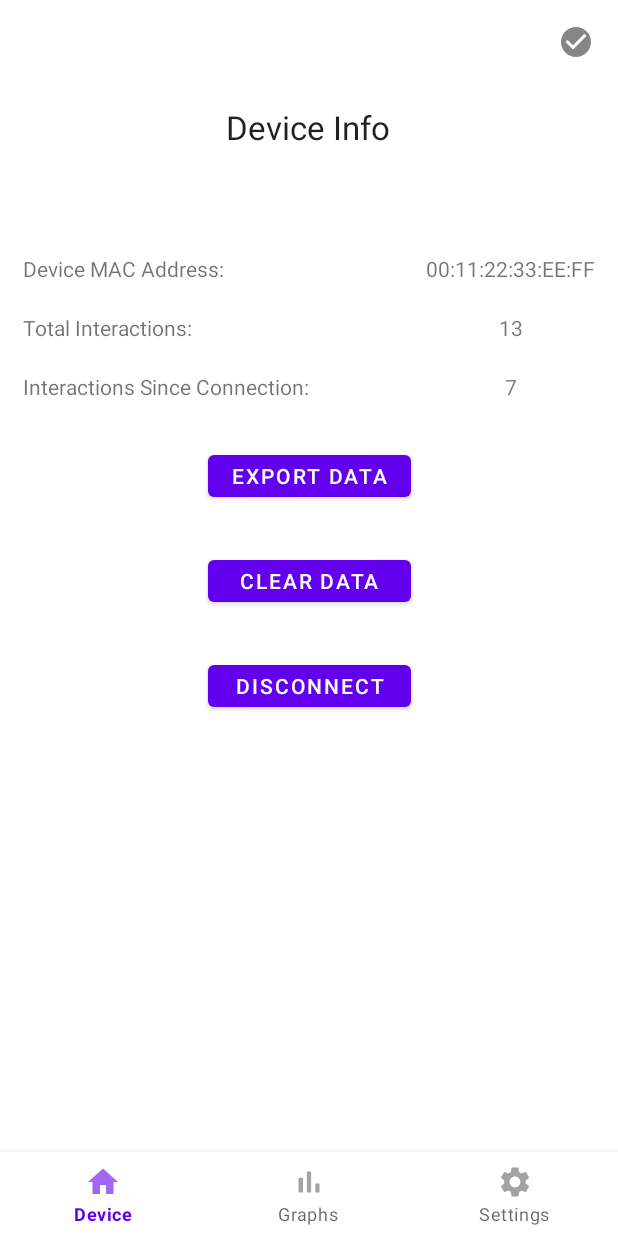
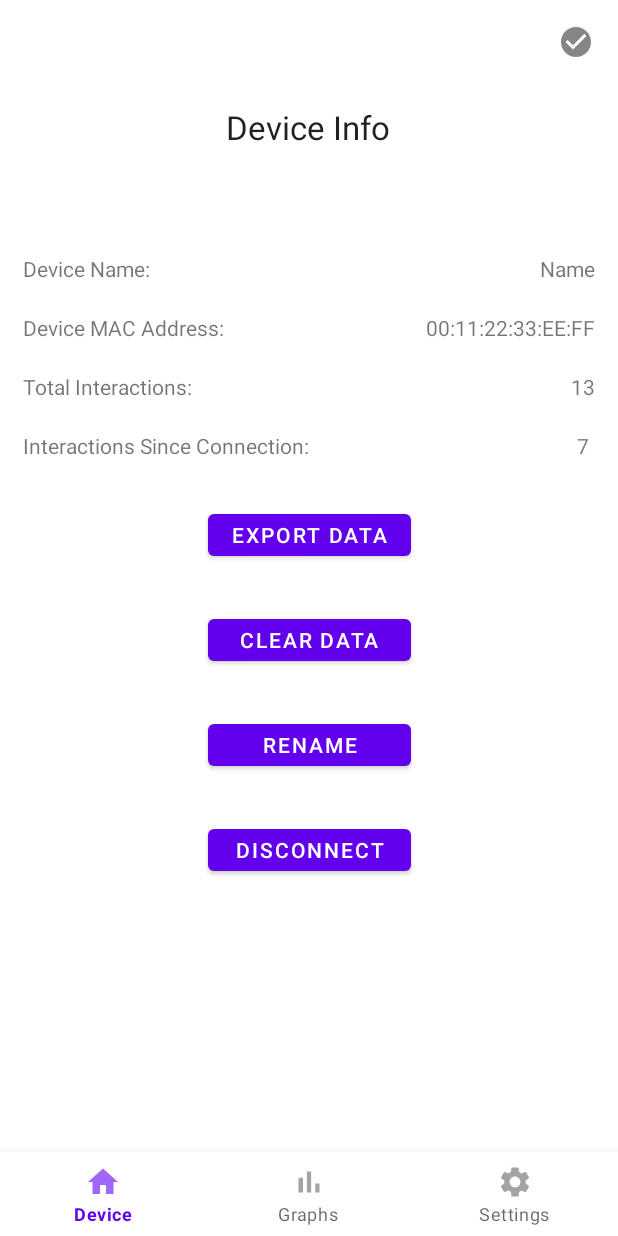
Before and after one commit to RyWilliamson/Keep-Your-Distance, an Android app: the DeviceInfoFragment screen opened through its navigation route, on a phone screen of 412 x 824 dp. Run offline under Robolectric (Android 15) with nearby library versions, the phone set to English and light mode, and no system bars; our stand-ins replace Room's generated code; libraries missing offline, so code that uses them is left out: com.welie.blessed; 7 statements that could not run were skipped.

Commit message:
Added in alias renaming.

```diff
--- a/src/Configurator/app/src/main/java/com/github/rywilliamson/configurator/Database/DAO/DeviceDao.java
+++ b/src/Configurator/app/src/main/java/com/github/rywilliamson/configurator/Database/DAO/DeviceDao.java
@@ -27,6 +27,9 @@ public interface DeviceDao {
     @Insert
     void insertDevice( Device device );
 
+    @Query( "UPDATE device SET alias = :alias WHERE mac_address=:id" )
+    void updateAlias( String id, String alias );
+
     @Update(onConflict = OnConflictStrategy.REPLACE )
     void updateDevice( Device device );
 
--- a/src/Configurator/app/src/main/java/com/github/rywilliamson/configurator/Database/DatabaseViewModel.java
+++ b/src/Configurator/app/src/main/java/com/github/rywilliamson/configurator/Database/DatabaseViewModel.java
@@ -101,6 +101,10 @@ public class DatabaseViewModel extends AndroidViewModel {
         mDeviceRepository.insertScanned( device );
     }
 
+    public void updateAlias( String id, String alias ) {
+        mDeviceRepository.updateAlias( id, alias );
+    }
+
     // Writes for Insert
     public void insert( Interaction interaction ) {
         mInteractionRepository.insert( interaction );
--- a/src/Configurator/app/src/main/java/com/github/rywilliamson/configurator/Database/Repository/DeviceRepository.java
+++ b/src/Configurator/app/src/main/java/com/github/rywilliamson/configurator/Database/Repository/DeviceRepository.java
@@ -45,6 +45,12 @@ public class DeviceRepository {
         } );
     }
 
+    public void updateAlias( String id, String alias ) {
+        RSSIDatabase.databaseWriteExecutor.execute( () -> {
+            mDeviceDao.updateAlias( id, alias );
+        } );
+    }
+
     public void insertScanned( Device device ) {
         RSSIDatabase.databaseWriteExecutor.execute( () -> {
             Device qDevice = mDeviceDao.getDeviceByID( device.macAddress );
--- a/src/Configurator/app/src/main/java/com/github/rywilliamson/configurator/Fragments/DeviceConnectFragment.java
+++ b/src/Configurator/app/src/main/java/com/github/rywilliamson/configurator/Fragments/DeviceConnectFragment.java
@@ -17,6 +17,8 @@ import androidx.fragment.app.Fragment;
 import androidx.navigation.Navigation;
 
 import com.github.rywilliamson.configurator.Database.DatabaseViewModel;
+import com.github.rywilliamson.configurator.Database.Entity.Device;
+import com.github.rywilliamson.configurator.Database.RSSIDatabase;
 import com.github.rywilliamson.configurator.Interfaces.IBackendContainer;
 import com.github.rywilliamson.configurator.Interfaces.IBluetoothImplementer;
 import com.github.rywilliamson.configurator.R;
@@ -34,8 +36,8 @@ public class DeviceConnectFragment extends Fragment implements IBluetoothImpleme
 
     private TextView prevMac;
     private Spinner macSpinner;
-    private ArrayAdapter<String> macAdapter;
-    private List<String> macList;
+    private ArrayAdapter<Device> macAdapter;
+    private List<Device> macList;
     private IBackendContainer container;
     private BluetoothHandler bt;
     private DatabaseViewModel db;
@@ -70,7 +72,12 @@ public class DeviceConnectFragment extends Fragment implements IBluetoothImpleme
         macSpinner.setAdapter( macAdapter );
 
         prevMac = view.findViewById( R.id.tvDcMacText );
-        prevMac.setText( bt.getPrevMac() );
+        RSSIDatabase.databaseGetExecutor.execute( () -> {
+            Device device = db.getDevice( bt.getPrevMac() );
+            getActivity().runOnUiThread( () -> {
+                prevMac.setText( device.alias );
+            } );
+        } );
 
         view.findViewById( R.id.bDcConnect ).setOnClickListener( this::connectClick );
         view.findViewById( R.id.bDcReconnect ).setOnClickListener( this::reconnectClick );
@@ -79,15 +86,17 @@ public class DeviceConnectFragment extends Fragment implements IBluetoothImpleme
 
     public void connectClick( View view ) {
         if ( macList != null && !macList.isEmpty() ) {
-            container.directConnect( macSpinner.getSelectedItem().toString() );
+            container.directConnect( ((Device)macSpinner.getSelectedItem()).macAddress );
         }
     }
 
     public void reconnectClick( View view ) {
-        String mac = prevMac.getText().toString();
-        if ( !mac.equals( "" ) ) {
-            container.directConnect( mac );
-        }
+        RSSIDatabase.databaseGetExecutor.execute( () -> {
+            if (!prevMac.getText().toString().equals( "" )) {
+                Device device = db.getDevice( bt.getPrevMac() );
+                container.directConnect( device.macAddress );
+            }
+        } );
     }
 
     public void scanClick( View view ) {
@@ -109,7 +118,12 @@ public class DeviceConnectFragment extends Fragment implements IBluetoothImpleme
         @Override
         public void onDiscoveredPeripheral( BluetoothPeripheral peripheral, @NonNull ScanResult scanResult ) {
             Log.d( Keys.CONNECTION_CENTRAL, "Adding item for: " + peripheral.getAddress() );
-            SpinnerUtils.addItem( macList, macAdapter, peripheral.getAddress() );
+            RSSIDatabase.databaseGetExecutor.execute( () -> {
+                Device device = db.getDevice( peripheral.getAddress() );
+                getActivity().runOnUiThread( () -> {
+                    SpinnerUtils.addItem( macList, macAdapter, device );
+                } );
+            } );
         }
 
         @Override
--- a/src/Configurator/app/src/main/res/layout/fragment_device_info.xml
+++ b/src/Configurator/app/src/main/res/layout/fragment_device_info.xml
@@ -34,19 +34,36 @@
         android:id="@+id/tvDiMacLabel"
         android:layout_width="wrap_content"
         android:layout_height="wrap_content"
-        android:layout_marginStart="15dp"
-        android:layout_marginTop="70dp"
+        android:layout_marginTop="20dp"
         android:text="@string/f_di_maclabel"
-        app:layout_constraintStart_toStartOf="parent"
-        app:layout_constraintTop_toBottomOf="@+id/tvDiTitle" />
+        app:layout_constraintStart_toStartOf="@+id/tvDiAliasLabel"
+        app:layout_constraintTop_toBottomOf="@+id/tvDiAliasLabel" />
 
     <TextView
         android:id="@+id/tvDiMacInfo"
         android:layout_width="wrap_content"
         android:layout_height="wrap_content"
+        android:text="@string/f_di_mac_default"
+        app:layout_constraintEnd_toEndOf="@+id/tvDiAliasInfo"
+        app:layout_constraintTop_toTopOf="@+id/tvDiMacLabel" />
+
+    <TextView
+        android:id="@+id/tvDiAliasLabel"
+        android:layout_width="wrap_content"
+        android:layout_height="wrap_content"
+        android:layout_marginStart="15dp"
+        android:layout_marginTop="70dp"
+        android:text="@string/f_di_aliaslabel"
+        app:layout_constraintStart_toStartOf="parent"
+        app:layout_constraintTop_toBottomOf="@+id/tvDiTitle" />
+
+    <TextView
+        android:id="@+id/tvDiAliasInfo"
+        android:layout_width="wrap_content"
+        android:layout_height="wrap_content"
         android:layout_marginTop="70dp"
         android:layout_marginEnd="15dp"
-        android:text="@string/f_di_mac_default"
+        android:text="@string/f_di_alias_default"
         app:layout_constraintEnd_toEndOf="parent"
         app:layout_constraintTop_toBottomOf="@+id/tvDiTitle" />
 
@@ -64,8 +81,7 @@
         android:layout_width="wrap_content"
         android:layout_height="wrap_content"
         android:text="13"
-        app:layout_constraintEnd_toEndOf="@+id/tvDiMacInfo"
-        app:layout_constraintStart_toStartOf="@+id/tvDiMacInfo"
+        app:layout_constraintEnd_toEndOf="@+id/tvDiAliasInfo"
         app:layout_constraintTop_toTopOf="@+id/tvDiTotalLabel" />
 
     <TextView
@@ -114,5 +130,15 @@
         android:text="@string/f_di_disconnect"
         app:layout_constraintEnd_toEndOf="@+id/bDiClear"
         app:layout_constraintStart_toStartOf="@+id/bDiClear"
+        app:layout_constraintTop_toBottomOf="@+id/bDiRename" />
+
+    <Button
+        android:id="@+id/bDiRename"
+        android:layout_width="0dp"
+        android:layout_height="40dp"
+        android:layout_marginTop="30dp"
+        android:text="@string/f_di_rename"
+        app:layout_constraintEnd_toEndOf="@+id/bDiClear"
+        app:layout_constraintStart_toStartOf="@+id/bDiClear"
         app:layout_constraintTop_toBottomOf="@+id/bDiClear" />
 </androidx.constraintlayout.widget.ConstraintLayout>
--- /dev/null
+++ b/src/Configurator/app/src/main/res/values/dimens.xml
@@ -0,0 +1,4 @@
+<?xml version="1.0" encoding="utf-8"?>
+<resources>
+    <dimen name="rename_margin">20dp</dimen>
+</resources>
--- a/src/Configurator/app/src/main/res/values/strings.xml
+++ b/src/Configurator/app/src/main/res/values/strings.xml
@@ -14,7 +14,7 @@
 
     <!-- Device Connect Fragment -->
     <string name="f_dc_title">Connect to Device</string>
-    <string name="f_dc_maclabel">Previous Mac Address:</string>
+    <string name="f_dc_maclabel">Previous Device:</string>
     <string name="f_dc_previousmac">None</string>
     <string name="f_dc_reconnect">Reconnect to Device</string>
     <string name="f_dc_scan">Scan</string>
@@ -24,12 +24,16 @@
     <!-- Device Info Fragment -->
     <string name="f_di_title">Device Info</string>
     <string name="f_di_maclabel">Device MAC Address:</string>
+    <string name="f_di_aliaslabel">Device Name:</string>
     <string name="f_di_mac_default">00:11:22:33:EE:FF</string>
+    <string name="f_di_alias_default">Name</string>
     <string name="f_di_total_interactions">Total Interactions:</string>
     <string name="f_di_connection_interactions">Interactions Since Connection:</string>
     <string name="f_di_export">Export Data</string>
     <string name="f_di_clear">Clear Data</string>
     <string name="f_di_disconnect">Disconnect</string>
+    <string name="f_di_rename">Rename</string>
+    <string name="f_di_rename_msg">New alias: </string>
 
     <!-- Settings Fragment -->
     <string name="f_s_title">Settings</string>
```
Also changed, not shown: src/Configurator/app/src/main/java/com/github/rywilliamson/configurator/Fragments/DeviceInfoFragment.java (+41 -2 lines), src/Configurator/app/src/main/java/com/github/rywilliamson/configurator/Fragments/Visualisations/InteractionsOverTimeFragment.java (+0 -14 lines), 1 other file.
